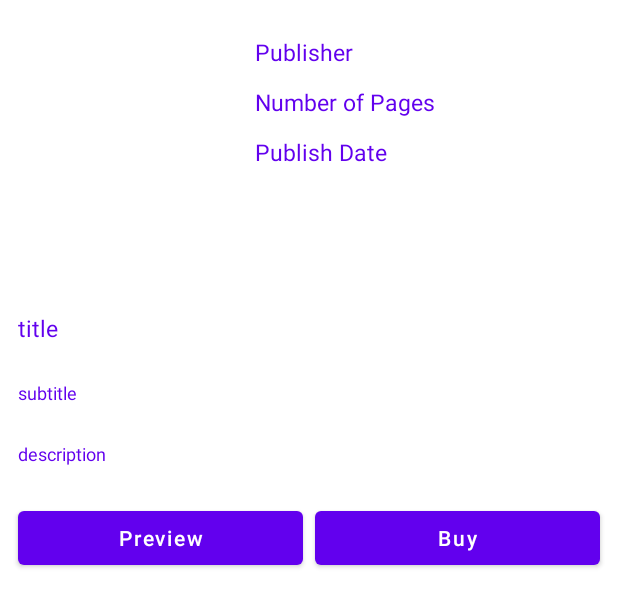
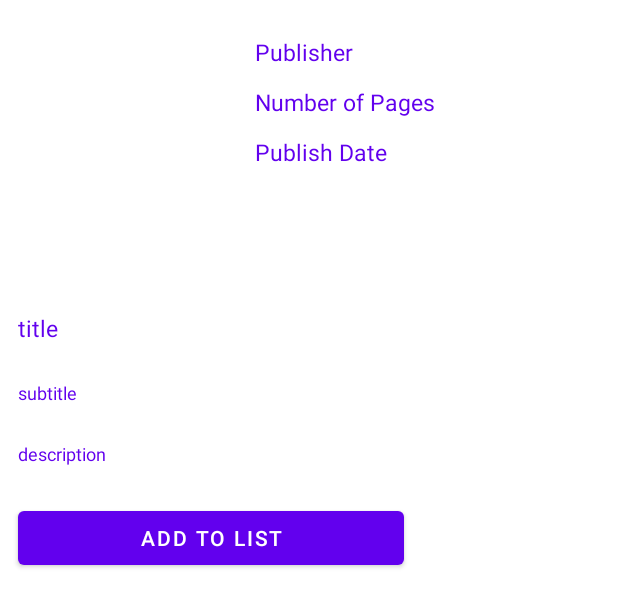
Before and after one commit to jackferguson44/FYP, an Android app: the layout content_book_details.xml on its own in the app's theme, with its tools: preview values and no code run, on a phone screen of 412 x 824 dp. Shown: the top 607 px of the screen. Run offline under Robolectric (Android 15) with nearby library versions, the light colour scheme and no system bars.

Commit message:
changed book details button

```diff
--- a/app/src/main/res/layout/content_book_details.xml
+++ b/app/src/main/res/layout/content_book_details.xml
@@ -105,25 +105,14 @@
             android:orientation="horizontal"
             android:weightSum="2">
 
-            <!--button for displaying book preview-->
             <Button
-                android:id="@+id/idBtnPreview"
-                android:layout_width="0dp"
+                android:id="@+id/buttonAddToList"
+                android:layout_width="wrap_content"
                 android:layout_height="wrap_content"
                 android:layout_margin="4dp"
                 android:layout_weight="1"
-                android:text="Preview"
-                android:textAllCaps="false" />
-
-            <!--button for opening buying page of the book-->
-            <Button
-                android:id="@+id/idBtnBuy"
-                android:layout_width="0dp"
-                android:layout_height="wrap_content"
-                android:layout_margin="4dp"
-                android:layout_weight="1"
-                android:text="Buy"
-                android:textAllCaps="false" />
+                android:text="Add To List"
+                android:layout_gravity="center"/>
 
         </LinearLayout>
     </LinearLayout>
```
Also changed, not shown: app/src/main/java/uk/ac/tees/t7099806/mediatracker2/BookDetailsActivity.java (+13 -39 lines).
